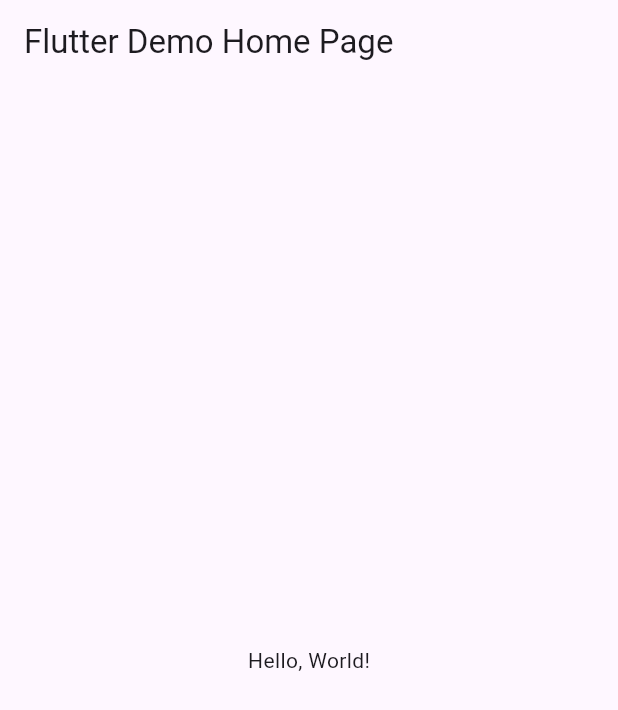
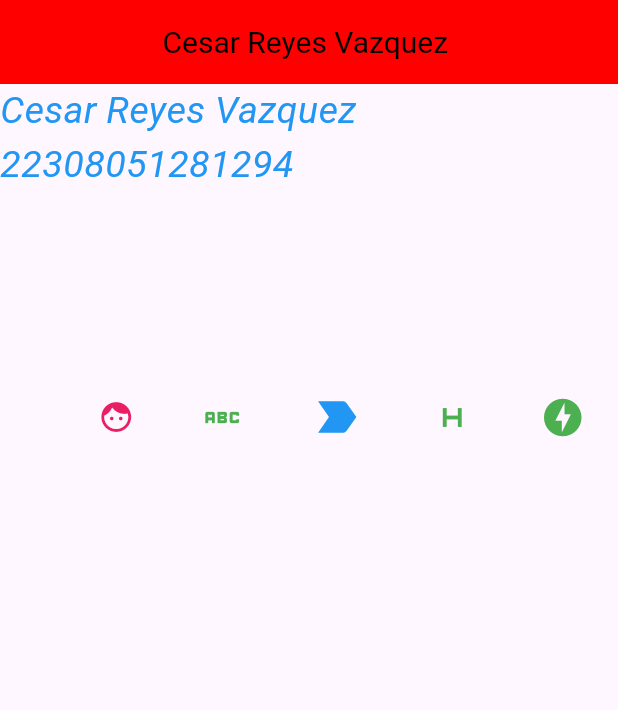
Before and after one commit to CESARIIN0/p9_v1_inconos, a Flutter app: the screen it shows after launch, on a phone screen of 412 x 824 dp. Shown: the top 710 px of the screen. Run offline on Flutter 3.47's test engine with Material 3 defaults, Android fonts, the phone set to English and light mode, and no system bars.

Commit message:
Reyes Vazquez practicas inconos

```diff
--- a/lib/main.dart
+++ b/lib/main.dart
@@ -1,43 +1,68 @@
 import 'package:flutter/material.dart';
 
-void main() => runApp(MyApp());
+void main() => runApp(MisIconosApp());
 
-class MyApp extends StatelessWidget {
-  const MyApp({super.key});
-  // This widget is the root of your application.
+class MisIconosApp extends StatelessWidget {
+  const MisIconosApp({Key? key}) : super(key: key);
+
   @override
   Widget build(BuildContext context) {
     return MaterialApp(
-      // Application name
-      title: 'Flutter Hello World',
-      // Application theme data, you can set the colors for the application as
-      // you want
-      theme: ThemeData(
-        // useMaterial3: false,
-        primarySwatch: Colors.blue,
-      ),
-      // A widget which will be started on application startup
-      home: MyHomePage(title: 'Flutter Demo Home Page'),
+      debugShowCheckedModeBanner: false,
+      home: Scaffold(
+          appBar: AppBar(
+              title: Text("Cesar Reyes Vazquez "),
+              titleTextStyle: TextStyle(color: Colors.black, fontSize: 20),
+              centerTitle: true,
+              backgroundColor: Color(0xffff0000)),
+          body: Column(
+            children: <Widget>[
+              Text(
+                "Cesar Reyes Vazquez 22308051281294",
+                style: TextStyle(
+                    fontSize: 25,
+                    fontStyle: FontStyle.italic,
+                    color: Colors.blue),
+              ),
+              SizedBox(
+                height: 100,
+              ),
+              const Row(
+                mainAxisAlignment: MainAxisAlignment.spaceAround,
+                children: <Widget>[
+                  SizedBox(
+                    height: 100,
+                  ),
+                  Icon(
+                    Icons.face,
+                    color: Colors.pink,
+                    size: 24.0,
+                    semanticLabel: 'Text to announce in accessibility modes',
+                  ),
+                  Icon(
+                    Icons.abc_outlined,
+                    color: Colors.green,
+                    size: 30.0,
+                  ),
+                  Icon(
+                    Icons.label_important,
+                    color: Colors.blue,
+                    size: 36.0,
+                  ),
+                  Icon(
+                    Icons.h_mobiledata,
+                    color: Colors.green,
+                    size: 30.0,
+                  ),
+                  Icon(
+                    Icons.offline_bolt,
+                    color: Colors.green,
+                    size: 30.0,
+                  ),
+                ],
+              ),
+            ],
+          )),
     );
-  }
-}
-
-class MyHomePage extends StatelessWidget {
-  final String title;
-  const MyHomePage({super.key, required this.title});
-
-  @override
-  Widget build(BuildContext context) {
-    return Scaffold(
-      appBar: AppBar(
-        // The title text which will be shown on the action bar
-        title: Text(title),
-      ),
-      body: Center(
-        child: Text(
-          'Hello, World!',
-        ),
-      ),
-    );
-  }
-}
+  } //finwiggets
+} //fin de la clase iconos
```
Also changed, not shown: inconos.png (added).
